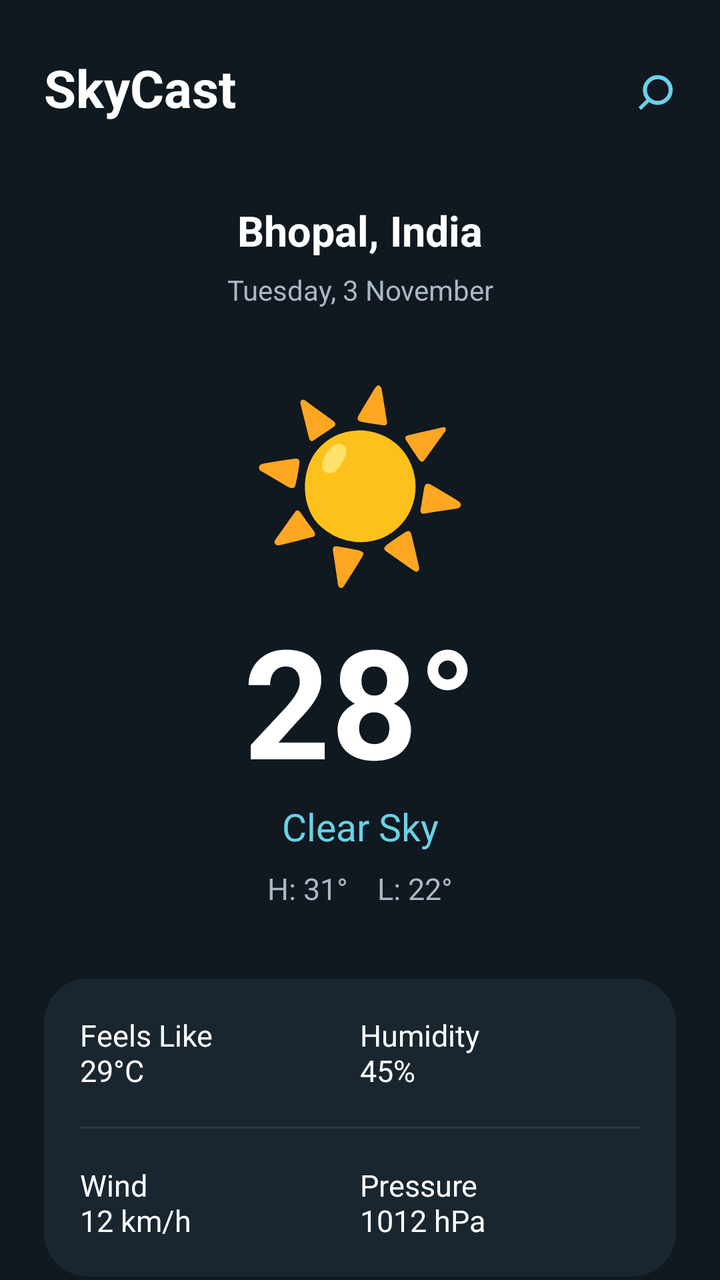
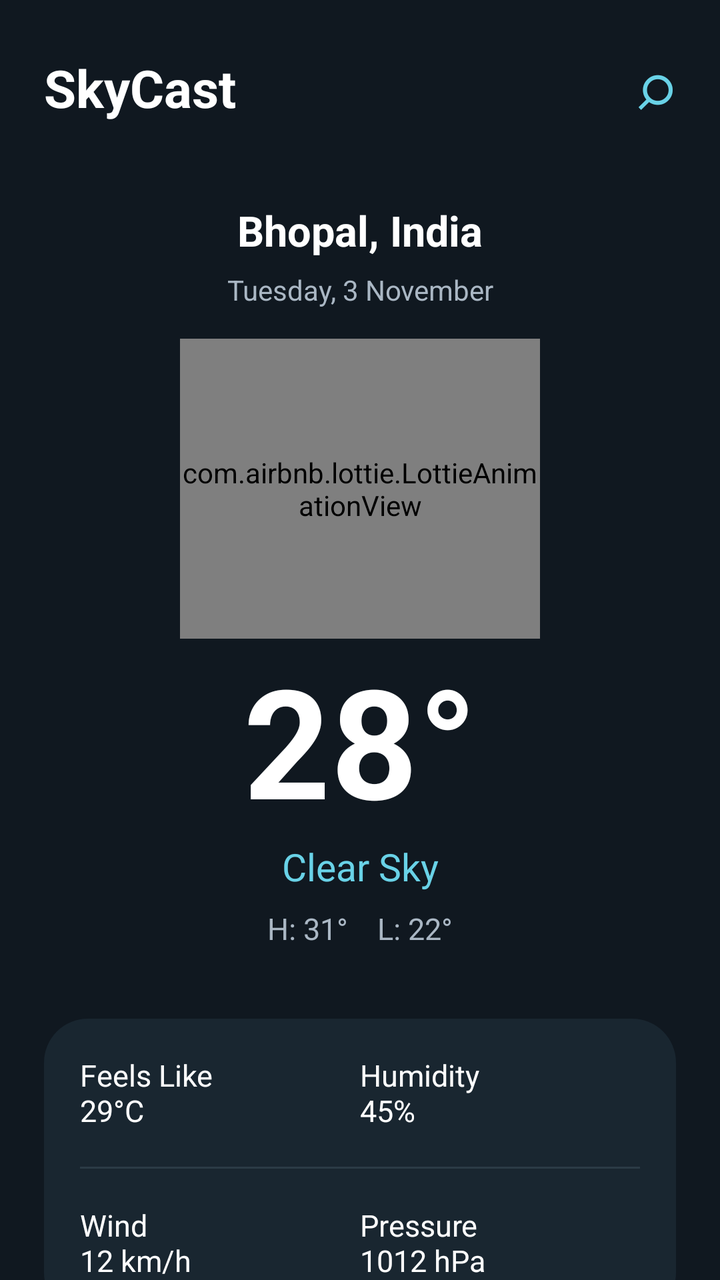

The first picture is an Android layout as it rendered before a commit; the second is the same layout after the commit. The layout source and the unified diff follow.
<!-- AndroidManifest.xml: application theme Theme.SkyCast -->
<!-- res/layout/activity_main.xml -->
<?xml version="1.0" encoding="utf-8"?>
<ScrollView xmlns:android="http://schemas.android.com/apk/res/android"
    android:layout_width="match_parent"
    android:layout_height="match_parent"
    android:background="@drawable/bg_main"
    android:fillViewport="true"
    android:scrollbars="none">

    <LinearLayout
        android:layout_width="match_parent"
        android:layout_height="wrap_content"
        android:orientation="vertical"
        android:padding="22dp">

        

        <LinearLayout
            android:layout_width="match_parent"
            android:layout_height="wrap_content"
            android:gravity="center_vertical"
            android:orientation="horizontal">

            <TextView
                android:layout_width="0dp"
                android:layout_height="wrap_content"
                android:layout_weight="1"
                android:text="SkyCast"
                android:textColor="@color/sky_text_primary"
                android:textSize="26sp"
                android:textStyle="bold" />

            <TextView
                android:id="@+id/tvSearch"
                android:layout_width="wrap_content"
                android:layout_height="wrap_content"
                android:text="⌕"
                android:textColor="@color/sky_accent"
                android:textSize="32sp" />

        </LinearLayout>

        

        <TextView
            android:id="@+id/tvCity"
            android:layout_width="match_parent"
            android:layout_height="wrap_content"
            android:layout_marginTop="35dp"
            android:gravity="center"
            android:text="Bhopal, India"
            android:textColor="@color/sky_text_primary"
            android:textSize="21sp"
            android:textStyle="bold" />

        <TextView
            android:id="@+id/tvDate"
            android:layout_width="match_parent"
            android:layout_height="wrap_content"
            android:layout_marginTop="6dp"
            android:gravity="center"
            android:text="Tuesday, 3 November"
            android:textColor="@color/sky_text_secondary"
            android:textSize="14sp" />

        

        <TextView
            android:id="@+id/tvWeatherIcon"
            android:layout_width="match_parent"
            android:layout_height="wrap_content"
            android:layout_marginTop="25dp"
            android:gravity="center"
            android:text="☀"
            android:textSize="90sp" />

        

        <TextView
            android:id="@+id/tvTemperature"
            android:layout_width="match_parent"
            android:layout_height="wrap_content"
            android:gravity="center"
            android:text="28°"
            android:textColor="@color/sky_text_primary"
            android:textSize="76sp"
            android:textStyle="bold" />

        <TextView
            android:id="@+id/tvCondition"
            android:layout_width="match_parent"
            android:layout_height="wrap_content"
            android:gravity="center"
            android:text="Clear Sky"
            android:textColor="@color/sky_accent"
            android:textSize="19sp" />

        <TextView
            android:id="@+id/tvHighLow"
            android:layout_width="match_parent"
            android:layout_height="wrap_content"
            android:layout_marginTop="8dp"
            android:gravity="center"
            android:text="H: 31°    L: 22°"
            android:textColor="@color/sky_text_secondary"
            android:textSize="15sp" />

        

        <LinearLayout
            android:layout_width="match_parent"
            android:layout_height="wrap_content"
            android:layout_marginTop="35dp"
            android:background="@drawable/bg_weather_card"
            android:orientation="vertical"
            android:padding="18dp">

            <LinearLayout
                android:layout_width="match_parent"
                android:layout_height="wrap_content"
                android:orientation="horizontal">

                <TextView
                    android:id="@+id/tvFeelsLike"
                    android:layout_width="0dp"
                    android:layout_height="wrap_content"
                    android:layout_weight="1"
                    android:text="Feels Like\n29°C"
                    android:textColor="@color/sky_text_primary"
                    android:textSize="15sp" />

                <TextView
                    android:id="@+id/tvHumidity"
                    android:layout_width="0dp"
                    android:layout_height="wrap_content"
                    android:layout_weight="1"
                    android:text="Humidity\n45%"
                    android:textColor="@color/sky_text_primary"
                    android:textSize="15sp" />

            </LinearLayout>

            <View
                android:layout_width="match_parent"
                android:layout_height="1dp"
                android:layout_marginTop="18dp"
                android:layout_marginBottom="18dp"
                android:background="@color/sky_divider" />

            <LinearLayout
                android:layout_width="match_parent"
                android:layout_height="wrap_content"
                android:orientation="horizontal">

                <TextView
                    android:id="@+id/tvWind"
                    android:layout_width="0dp"
                    android:layout_height="wrap_content"
                    android:layout_weight="1"
                    android:text="Wind\n12 km/h"
                    android:textColor="@color/sky_text_primary"
                    android:textSize="15sp" />

                <TextView
                    android:id="@+id/tvPressure"
                    android:layout_width="0dp"
                    android:layout_height="wrap_content"
                    android:layout_weight="1"
                    android:text="Pressure\n1012 hPa"
                    android:textColor="@color/sky_text_primary"
                    android:textSize="15sp" />

            </LinearLayout>

        </LinearLayout>

        

        <TextView
            android:layout_width="match_parent"
            android:layout_height="wrap_content"
            android:layout_marginTop="32dp"
            android:text="5-Day Forecast"
            android:textColor="@color/sky_text_primary"
            android:textSize="20sp"
            android:textStyle="bold" />

        

        <androidx.recyclerview.widget.RecyclerView
            android:id="@+id/forecastRecyclerView"
            android:layout_width="match_parent"
            android:layout_height="185dp"
            android:layout_marginTop="15dp"
            android:clipToPadding="false"
            android:overScrollMode="never" />

    </LinearLayout>

</ScrollView>
<!-- resources referenced by this layout -->
<resources>
  <color name="sky_accent">#69D2E7</color>
  <color name="sky_divider">#2B3B46</color>
  <color name="sky_text_primary">#FFFFFF</color>
  <color name="sky_text_secondary">#AAB7C4</color>
  <!-- drawable bg_main (drawable) -->
  <?xml version="1.0" encoding="utf-8"?>
  <shape xmlns:android="http://schemas.android.com/apk/res/android">
      <solid android:color="@color/sky_background" />
  </shape>
  <!-- drawable bg_weather_card (drawable) -->
  <?xml version="1.0" encoding="utf-8"?>
  <shape xmlns:android="http://schemas.android.com/apk/res/android">
      <solid android:color="@color/sky_card" />
      <corners android:radius="22dp" />
  </shape>
  <style name="Theme.SkyCast" parent="Base.Theme.SkyCast" />
  <color name="sky_background">#101820</color>
  <color name="sky_card">#192630</color>
  <style name="Base.Theme.SkyCast" parent="Theme.Material3.DayNight.NoActionBar">
          
          
      </style>
</resources>

<!-- the commit's change to res/layout/activity_main.xml (unified diff, before → after) -->
@@ -2,6 +2,7 @@
 <ScrollView xmlns:android="http://schemas.android.com/apk/res/android"
     android:layout_width="match_parent"
     android:layout_height="match_parent"
+    xmlns:app="http://schemas.android.com/apk/res-auto"
     android:background="@drawable/bg_main"
     android:fillViewport="true"
     android:scrollbars="none">
@@ -64,14 +65,14 @@
 
         
 
-        <TextView
+        <com.airbnb.lottie.LottieAnimationView
             android:id="@+id/tvWeatherIcon"
-            android:layout_width="match_parent"
-            android:layout_height="wrap_content"
-            android:layout_marginTop="25dp"
-            android:gravity="center"
-            android:text="☀"
-            android:textSize="90sp" />
+            android:layout_width="180dp"
+            android:layout_height="150dp"
+            android:layout_gravity="center"
+            android:layout_marginTop="15dp"
+            app:lottie_autoPlay="false"
+            app:lottie_loop="true" />
 
         
 
